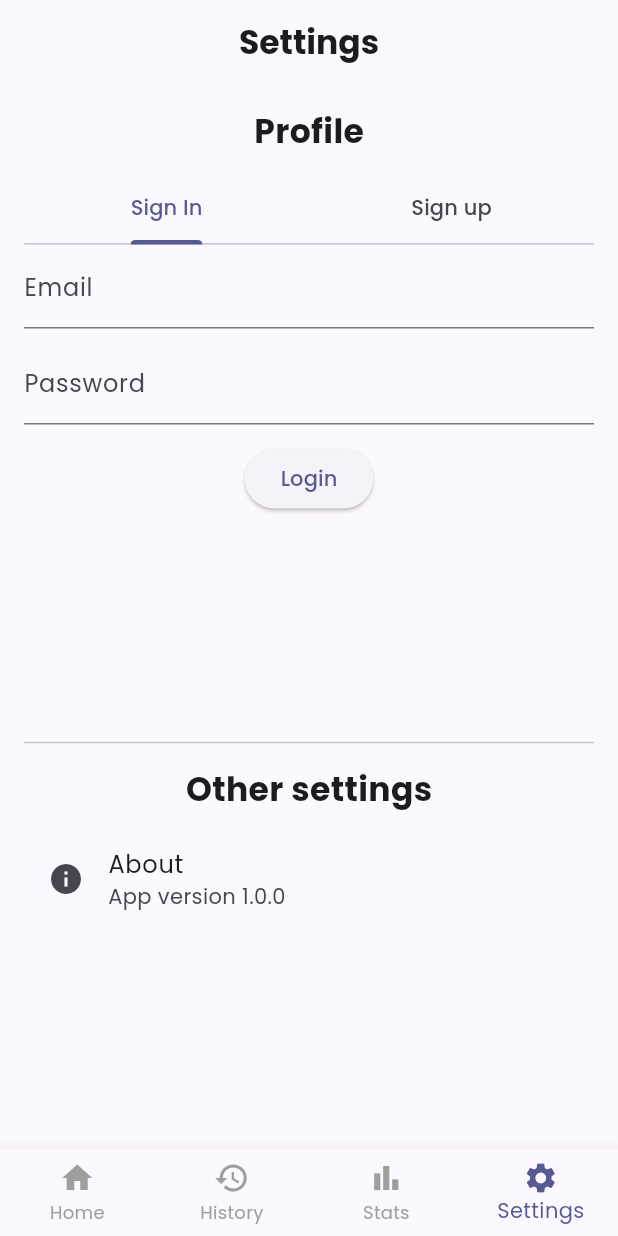
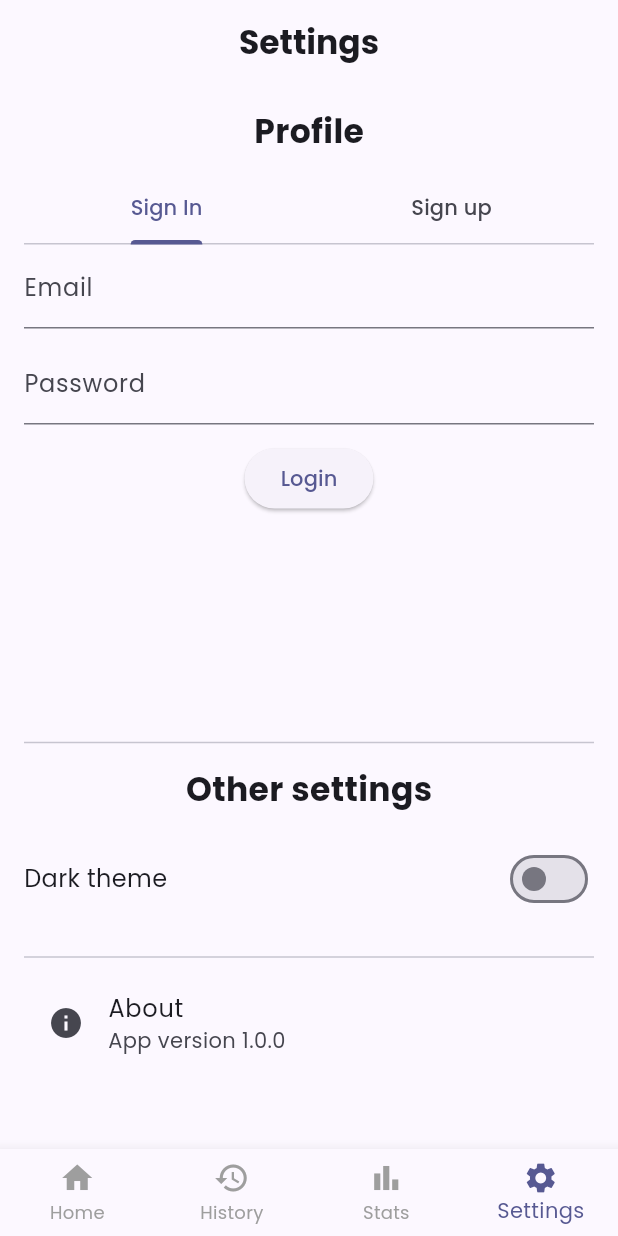
Before and after one commit to MihneaG17/FlutterMobileApp, a Flutter app: the screen it shows after launch, swiped to page 4, on a phone screen of 412 x 824 dp. Run offline on Flutter 3.47's test engine with Material 3 defaults, Android fonts, the phone set to English and light mode, and no system bars; our stand-ins replace email_validator, flutter_secure_storage, hive, hive_flutter, pie_chart; missing offline and left inert: month_year_picker; accounts and stored records are empty.

Commit message:
Added dark theme option in the Settings page + few bug fixes and UI changes

```diff
--- a/lib/main.dart
+++ b/lib/main.dart
@@ -3,9 +3,11 @@ import 'package:month_year_picker/month_year_picker.dart';
 import 'package:hive_flutter/hive_flutter.dart';
 import 'package:intl/date_symbol_data_local.dart';
 import 'package:flutter_localizations/flutter_localizations.dart';
+import 'package:provider/provider.dart';
 
 //pages import
 import 'package:moneyapp/transaction_model.dart';
+import 'package:moneyapp/theme_provider.dart';
 import 'package:moneyapp/pages/add_transactions_page.dart';
 import 'package:moneyapp/pages/history_page.dart';
 import 'package:moneyapp/pages/stats_page.dart';
@@ -21,7 +23,10 @@ Future<void> main() async {
   Hive.registerAdapter(TransactionAdapter());
   await Hive.openBox<Transaction>('transactions');
 
-  runApp(const MyApp());
+  runApp(ChangeNotifierProvider(
+      create: (_) => ThemeProvider(),
+      child: const MyApp(),
+  ));
 }
 
 class MyApp extends StatelessWidget {
@@ -29,6 +34,8 @@ class MyApp extends StatelessWidget {
 
   @override
   Widget build(BuildContext context) {
+    final themeProvider = Provider.of<ThemeProvider>(context);
+
     return MaterialApp(
       localizationsDelegates: const [
         GlobalMaterialLocalizations.delegate,
@@ -41,11 +48,19 @@ class MyApp extends StatelessWidget {
         Locale('ro', ' '),
       ],
       debugShowCheckedModeBanner: false,
-      theme: ThemeData(
+      theme: themeProvider.isDarkMode
+        ? _darkTheme()
+        : _lightTheme(),
+      home: HomeScreen()
+    );
+  }
+
+  ThemeData _lightTheme() {
+    return ThemeData(
       fontFamily: 'Poppins',
         colorScheme: ColorScheme.fromSeed(
           seedColor: Color.fromARGB(255, 17, 1, 195),
-          brightness: Brightness.light,  //TO-DO - dark theme-Brightness.dark
+          brightness: Brightness.light,
       ),
       textTheme: TextTheme(
           displayLarge: const TextStyle(
@@ -53,8 +68,22 @@ class MyApp extends StatelessWidget {
             fontWeight: FontWeight.bold,
           ),
         )
+    );
+  }
+
+  ThemeData _darkTheme() {
+    return ThemeData(
+      fontFamily: 'Poppins',
+        colorScheme: ColorScheme.fromSeed(
+          seedColor: Color.fromARGB(255, 17, 1, 195),
+          brightness: Brightness.dark,
       ),
-      home: HomeScreen()
+      textTheme: TextTheme(
+          displayLarge: const TextStyle(
+            fontSize: 72,
+            fontWeight: FontWeight.bold,
+          ),
+        )
     );
   }
 }
@@ -183,7 +212,6 @@ class _HomeScreenState extends State<HomeScreen> {
     return Container(
           padding: const EdgeInsets.all(12),
           decoration: BoxDecoration(
-          color: Colors.grey.shade100,
             borderRadius: BorderRadius.circular(12),
             border: Border.all(color: Colors.grey.shade300),
                 ),
@@ -199,7 +227,6 @@ class _HomeScreenState extends State<HomeScreen> {
                 "${tx.amount.toStringAsFixed(2)} USD",
                 style: const TextStyle(
                 fontWeight: FontWeight.bold,
-            color: Colors.black,
                 ),
               ),
             );
--- a/lib/pages/history_page.dart
+++ b/lib/pages/history_page.dart
@@ -57,8 +57,6 @@ class _HistoryPageState extends State<HistoryPage> {
   }
 
   Expanded transactionsListTile(Map<String, List<MapEntry<dynamic, Transaction?>>> grouped, Box<Transaction> box) {
-    Color themeColor = Theme.of(context).primaryColor;
-
     return Expanded(
               child: ListView(
                 children:
@@ -80,7 +78,7 @@ class _HistoryPageState extends State<HistoryPage> {
                               shape: RoundedRectangleBorder(borderRadius: BorderRadius.circular(12)),
 
                               child: ListTile(
-                                leading: Icon(categoryIcons[tx.category.toLowerCase()] ?? Icons.help_outline, color: themeColor),
+                                leading: Icon(categoryIcons[tx.category.toLowerCase()] ?? Icons.help_outline),
                                 title: Text(tx.category),
                                 subtitle: Text("${tx.amount.toStringAsFixed(2)} USD",
                                         style: const TextStyle(fontWeight: FontWeight.bold)),
--- a/lib/pages/settings_page.dart
+++ b/lib/pages/settings_page.dart
@@ -4,6 +4,8 @@ import 'package:crypto/crypto.dart'; //for hashing with SHA-256 algorithm
 import 'package:email_validator/email_validator.dart';
 import 'package:flutter/material.dart';
 import 'package:flutter_secure_storage/flutter_secure_storage.dart'; //mobile secured storage
+import 'package:provider/provider.dart';
+import 'package:moneyapp/theme_provider.dart';
 import 'package:hive_flutter/hive_flutter.dart';
 import 'package:moneyapp/transaction_model.dart';
 
@@ -435,8 +437,23 @@ class _SettingsPageState extends State<SettingsPage> {
             Divider(),
             SizedBox(height: 8),
             Text('Other settings', style: TextStyle(fontWeight: FontWeight.bold, fontSize: 22),),
+            SizedBox(height: 20),
+            Row(
+              mainAxisAlignment: MainAxisAlignment.spaceBetween,
+              children: [
+                Text('Dark theme', style: TextStyle(fontSize: 16),),
+                SizedBox(
+                    width: 60,
+                    child: Switch(
+                      value: context.watch<ThemeProvider>().isDarkMode,
+                      onChanged: (value) => context.read<ThemeProvider>().toggleTheme(value),
+                  ),
+                ),
+              ],
+            ),
             //more settings coming soon
-            SizedBox(height: 8),
+            SizedBox(height: 20),
+            Divider(),
             ListTile(
               leading: Icon(Icons.info),
               title: Text('About'),
--- /dev/null
+++ b/lib/theme_provider.dart
@@ -0,0 +1,12 @@
+import 'package:flutter/material.dart';
+
+class ThemeProvider extends ChangeNotifier {
+  bool _isDarkMode = false;
+
+  bool get isDarkMode => _isDarkMode;
+
+  void toggleTheme(bool isOn) {
+    _isDarkMode = isOn;
+    notifyListeners();
+  }
+}
--- a/pubspec.yaml
+++ b/pubspec.yaml
@@ -35,6 +35,7 @@ dependencies:
     sdk: flutter
   flutter:
     sdk: flutter
+  provider: ^6.0.5
   hive: ^2.2.3
   hive_flutter: ^1.1.0
   flutter_secure_storage: ^8.0.0
```
Also changed, not shown: pubspec.lock. Lines whose indentation alone changed are shown as unchanged.
